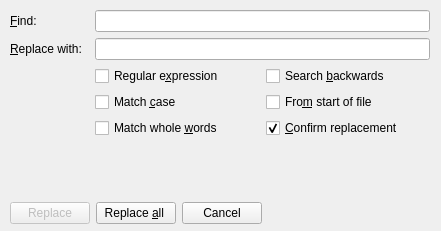
First picture: the form in replacedialog.ui, repository altsan/qe-text-editor, before the edit.
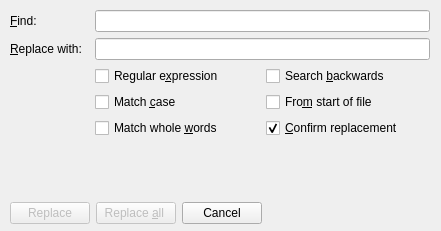
Second picture: the form after the edit.

Patch:
```diff
--- a/replacedialog.ui
+++ b/replacedialog.ui
@@ -151,6 +151,9 @@
       </item>
       <item>
        <widget class="QPushButton" name="replaceAllButton">
+        <property name="enabled">
+         <bool>false</bool>
+        </property>
         <property name="sizePolicy">
          <sizepolicy hsizetype="Minimum" vsizetype="Fixed">
           <horstretch>0</horstretch>
```
